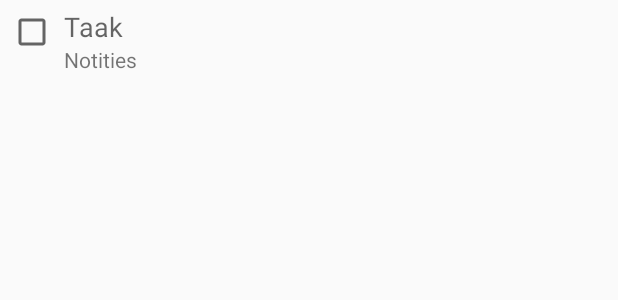
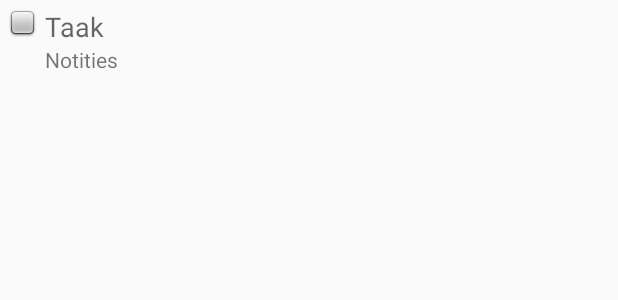
Before and after one commit to pieeet/todolist-1, an Android app: the layout listView_taak.xml on its own in the app's theme, with its tools: preview values and no code run, on a phone screen of 412 x 824 dp. Shown: the top 300 px of the screen. Run offline under Robolectric (Android 15) with nearby library versions, the phone set to English and light mode, and no system bars.

```diff
--- a/Takenlijst/app/src/main/res/layout/listView_taak.xml
+++ b/Takenlijst/app/src/main/res/layout/listView_taak.xml
@@ -9,7 +9,8 @@
         android:layout_margin="5dp"
         android:layout_alignParentLeft="true"
         android:layout_alignParentTop="true"
-        android:checked="false" />
+        android:checked="false"
+        android:button="@android:drawable/checkbox_off_background"/>
 
     <TextView
         android:id="@+id/NaamTextView"
```
